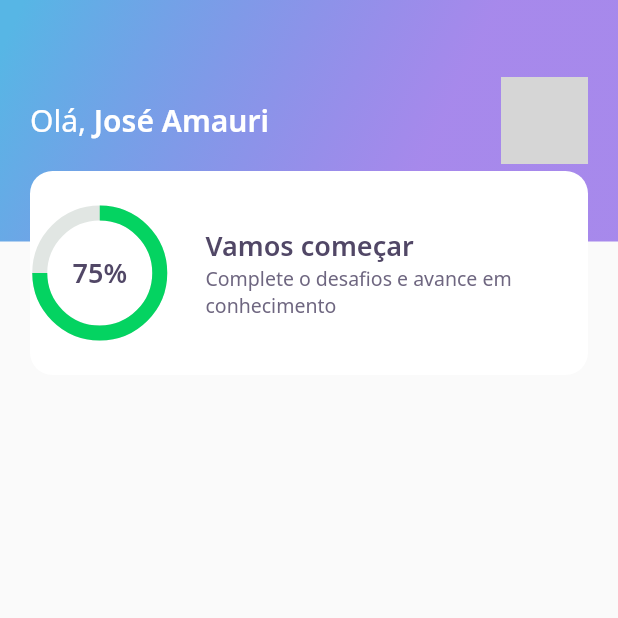
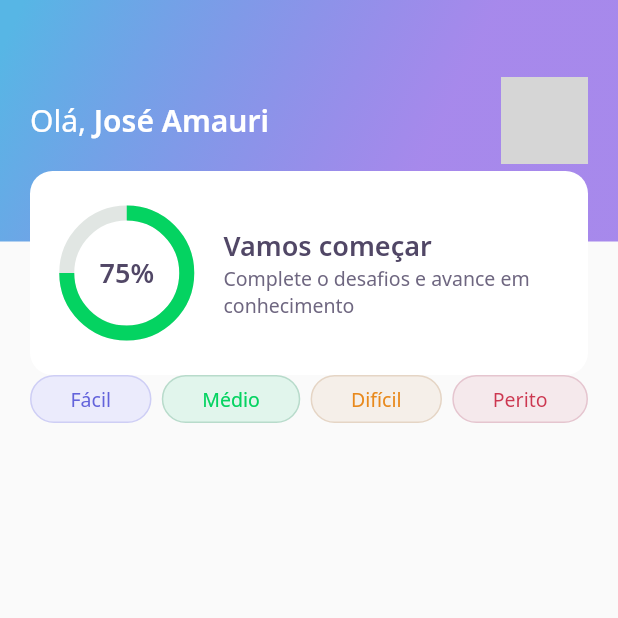
Before and after one commit to Amaurii/devquiz, a Flutter app: the screen it shows after launch, on a phone screen of 412 x 824 dp, the top half of it. Run offline on Flutter 3.47's test engine with Material 2 defaults, Android fonts, the phone set to English and light mode, and no system bars; our stand-ins replace google_fonts; network calls fail; grey boxes are pictures that could not be loaded.

Commit message:
add level card

```diff
--- a/lib/home/home_page.dart
+++ b/lib/home/home_page.dart
@@ -1,4 +1,5 @@
 import 'package:DevQuiz/home/widgets/app_bar/app_bar_widget.dart';
+import 'package:DevQuiz/home/widgets/level_button/level_button_widget.dart';
 import 'package:flutter/material.dart';
 
 class HomePage extends StatefulWidget {
@@ -11,10 +12,27 @@ class HomePage extends StatefulWidget {
 class _HomePage extends State<HomePage> {
   @override
   Widget build(BuildContext context) {
-    return Container(
-      child: Scaffold(
+    return Scaffold(
         appBar: AppBarWidget(),
-      ),
-    );
+        body: Padding(
+          padding: const EdgeInsets.symmetric(horizontal: 20),
+          child: Row(
+            mainAxisAlignment: MainAxisAlignment.spaceBetween,
+            children: [
+              LevelButtonWidget(
+                label: "Fácil",
+              ),
+              LevelButtonWidget(
+                label: "Médio",
+              ),
+              LevelButtonWidget(
+                label: "Difícil",
+              ),
+              LevelButtonWidget(
+                label: "Perito",
+              ),
+            ],
+          ),
+        ));
   }
 }
--- /dev/null
+++ b/lib/home/widgets/level_button/level_button_widget.dart
@@ -0,0 +1,57 @@
+import 'package:DevQuiz/core/app_colors.dart';
+import 'package:DevQuiz/core/core.dart';
+import 'package:flutter/material.dart';
+import 'package:google_fonts/google_fonts.dart';
+
+class LevelButtonWidget extends StatelessWidget {
+  final String label;
+  LevelButtonWidget({
+    Key? key,
+    required this.label,
+  })   : assert(["Fácil", "Médio", "Difícil", "Perito"].contains(label)),
+        super(key: key);
+
+  final config = {
+    "Fácil": {
+      "color": AppColors.levelButtonFacil,
+      "borderColor": AppColors.levelButtonBorderFacil,
+      "fontColor": AppColors.levelButtonTextFacil,
+    },
+    "Médio": {
+      "color": AppColors.levelButtonMedio,
+      "borderColor": AppColors.levelButtonBorderMedio,
+      "fontColor": AppColors.levelButtonTextMedio,
+    },
+    "Difícil": {
+      "color": AppColors.levelButtonDificil,
+      "borderColor": AppColors.levelButtonBorderDificil,
+      "fontColor": AppColors.levelButtonTextDificil,
+    },
+    "Perito": {
+      "color": AppColors.levelButtonPerito,
+      "borderColor": AppColors.levelButtonBorderPerito,
+      "fontColor": AppColors.levelButtonTextPerito,
+    }
+  };
+
+  Color get color => config[label]!['color']!;
+  Color get borderColor => config[label]!['borderColor']!;
+  Color get fontColor => config[label]!['fontColor']!;
+
+  @override
+  Widget build(BuildContext context) {
+    return Container(
+      decoration: BoxDecoration(
+          color: color,
+          border: Border.fromBorderSide(BorderSide(color: borderColor)),
+          borderRadius: BorderRadius.circular(28)),
+      child: Padding(
+        padding: const EdgeInsets.symmetric(horizontal: 26, vertical: 6),
+        child: Text(
+          label,
+          style: GoogleFonts.notoSans(color: fontColor, fontSize: 13),
+        ),
+      ),
+    );
+  }
+}
--- a/lib/home/widgets/score_card/score_card_widget.dart
+++ b/lib/home/widgets/score_card/score_card_widget.dart
@@ -13,6 +13,8 @@ class ScoreCardWidget extends StatelessWidget {
         height: 136,
         decoration: BoxDecoration(
             color: AppColors.white, borderRadius: BorderRadius.circular(15)),
+        child: Padding(
+          padding: const EdgeInsets.symmetric(horizontal: 24),
           child: Row(
             crossAxisAlignment: CrossAxisAlignment.center,
             children: [
@@ -43,6 +45,7 @@ class ScoreCardWidget extends StatelessWidget {
             ],
           ),
         ),
+      ),
     );
   }
 }
--- a/pubspec.yaml
+++ b/pubspec.yaml
@@ -1,5 +1,5 @@
 name: DevQuiz
-description: DevQuiz - Gabul DEV
+description: DevQuiz - Amauri DEV
 version: 1.0.0+1
 
 environment:
```
Lines whose indentation alone changed are shown as unchanged.
